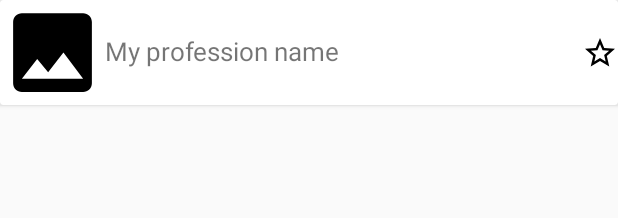
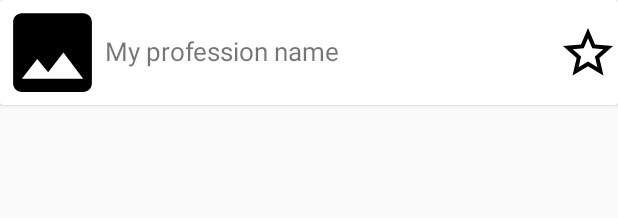
Before and after one commit to AmandineWts/android_project, an Android app: the layout profession_item.xml on its own in the app's theme, with its tools: preview values and no code run, on a phone screen of 412 x 824 dp. Shown: the top 218 px of the screen. Run offline under Robolectric (Android 15) with nearby library versions, the phone set to English and light mode, and no system bars.

Commit message:
Requête pour oublier un métier + changement de logo si métier non appris

```diff
--- a/app/src/main/java/fil/android/project/mydofusprofessions/data/repository/list/ProfessionListDataRepository.java
+++ b/app/src/main/java/fil/android/project/mydofusprofessions/data/repository/list/ProfessionListDataRepository.java
@@ -58,5 +58,8 @@ public class ProfessionListDataRepository implements ProfessionListRepository {
                 });
     }
 
-
+    @Override
+    public Completable unmarkProfessionAsLearned(String professionId) {
+        return professionListLocaleDataSource.unmarkProfessionAsLearned(professionId);
+    }
 }
--- a/app/src/main/java/fil/android/project/mydofusprofessions/data/repository/list/ProfessionListRepository.java
+++ b/app/src/main/java/fil/android/project/mydofusprofessions/data/repository/list/ProfessionListRepository.java
@@ -11,4 +11,6 @@ public interface ProfessionListRepository {
     Single<List<Profession>> listProfessions();
 
     Completable markProfessionAsLearned(String professionId);
+
+    Completable unmarkProfessionAsLearned(String professionId);
 }
--- a/app/src/main/java/fil/android/project/mydofusprofessions/presentation/list/ProfessionListContract.java
+++ b/app/src/main/java/fil/android/project/mydofusprofessions/presentation/list/ProfessionListContract.java
@@ -11,6 +11,8 @@ public interface ProfessionListContract {
         void displayProfessions(List<ProfessionItemViewModel> professionItemViewModelList);
 
         void onProfessionAddedAsLearned();
+
+        void onProfessionRemovedFromLearned();
     }
 
     interface Presenter {
@@ -21,6 +23,8 @@ public interface ProfessionListContract {
 
         void addProfessionAsLearned(String professionId);
 
+        void removeProfessionFromLearned(String professionId);
+
     }
 
 }
--- a/app/src/main/java/fil/android/project/mydofusprofessions/presentation/list/adapter/ProfessionAdapter.java
+++ b/app/src/main/java/fil/android/project/mydofusprofessions/presentation/list/adapter/ProfessionAdapter.java
@@ -62,7 +62,7 @@ public class ProfessionAdapter extends RecyclerView.Adapter<ProfessionAdapter.Pr
             this.isLearnedImageView.setOnClickListener(new View.OnClickListener() {
                 @Override
                 public void onClick(View v) {
-                    professionActionInterface.onLearnedToggle(professionItemViewModel.getId(), false);
+                    professionActionInterface.onLearnedToggle(professionItemViewModel.getId(), professionItemViewModel.isLearned());
                 }
             });
         }
@@ -70,6 +70,9 @@ public class ProfessionAdapter extends RecyclerView.Adapter<ProfessionAdapter.Pr
         void bind(ProfessionItemViewModel professionItemViewModel) {
             this.professionItemViewModel = professionItemViewModel;
             nameTextView.setText(professionItemViewModel.getName());
+            if(professionItemViewModel.isLearned()) {
+                isLearnedImageView.setImageResource(R.drawable.learned_logo);
+            }
             Glide.with(v)
                     .load(professionItemViewModel.getImgUrl())
                     .centerCrop()
--- a/app/src/main/res/layout/profession_item.xml
+++ b/app/src/main/res/layout/profession_item.xml
@@ -31,8 +31,8 @@
 
         <ImageView
             android:id="@+id/star_profession_not_learned"
-            android:layout_width="wrap_content"
-            android:layout_height="wrap_content"
+            android:layout_width="40dp"
+            android:layout_height="40dp"
             android:src="@drawable/not_learned_logo"
             app:layout_constraintBottom_toBottomOf="parent"
             app:layout_constraintRight_toRightOf="parent"
```
Also changed, not shown: app/src/main/java/fil/android/project/mydofusprofessions/presentation/list/ProfessionListPresenter.java (+18 -0 lines), app/src/main/java/fil/android/project/mydofusprofessions/presentation/list/fragment/LearnedListFragment.java (+5 -2 lines), app/src/main/java/fil/android/project/mydofusprofessions/presentation/list/fragment/ListFragment.java (+11 -1 lines).
